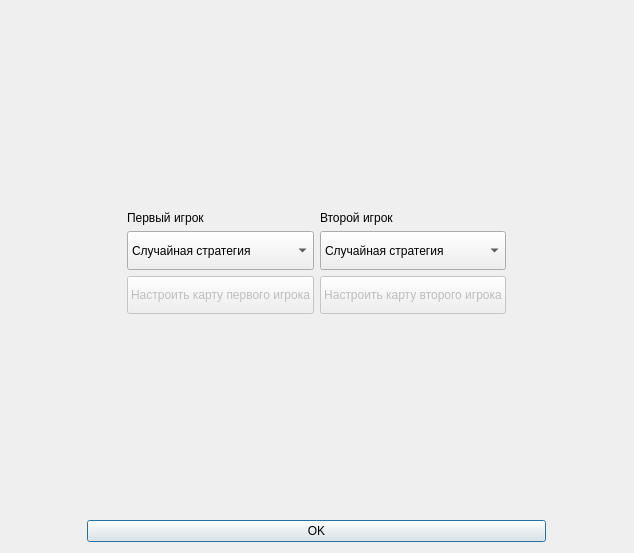
Above: Lab3/settingswindow.ui from CandyRubik/19211_Terekhin_C- before the change. Below: the same form after it.
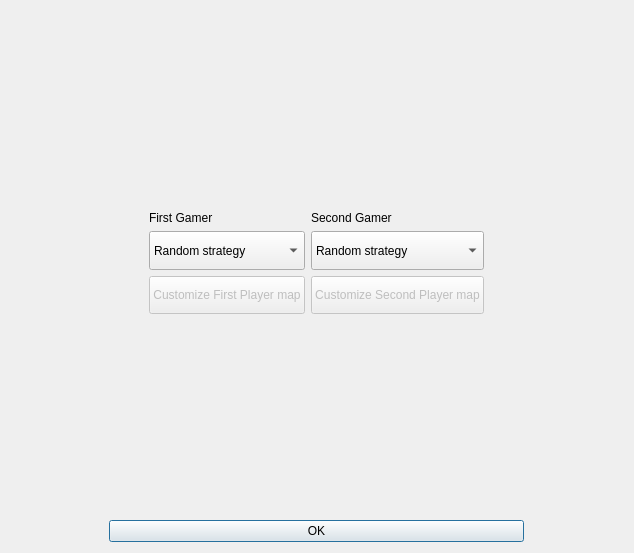
That is the form after the change.

The edit to the form file:
```diff
--- a/Lab3/settingswindow.ui
+++ b/Lab3/settingswindow.ui
@@ -105,7 +105,7 @@
         <bool>false</bool>
        </property>
        <property name="text">
-        <string>Второй игрок</string>
+        <string>Second Gamer</string>
        </property>
       </widget>
      </item>
@@ -124,7 +124,7 @@
         <enum>Qt::LeftToRight</enum>
        </property>
        <property name="text">
-        <string>Настроить карту второго игрока</string>
+        <string>Customize Second Player map</string>
        </property>
       </widget>
      </item>
@@ -140,7 +140,7 @@
         <enum>Qt::LeftToRight</enum>
        </property>
        <property name="text">
-        <string>Первый игрок</string>
+        <string>First Gamer</string>
        </property>
       </widget>
      </item>
@@ -173,17 +173,17 @@
        </property>
        <item>
         <property name="text">
-         <string>Случайная стратегия</string>
+         <string>Random strategy</string>
         </property>
        </item>
        <item>
         <property name="text">
-         <string>Пользователь</string>
+         <string>User</string>
         </property>
        </item>
        <item>
         <property name="text">
-         <string>Оптимальная стратегия</string>
+         <string>Optimal strategy</string>
         </property>
        </item>
       </widget>
@@ -219,7 +219,7 @@
         <enum>Qt::LeftToRight</enum>
        </property>
        <property name="text">
-        <string>Настроить карту первого игрока</string>
+        <string>Customize First Player map</string>
        </property>
       </widget>
      </item>
@@ -236,17 +236,17 @@
        </property>
        <item>
         <property name="text">
-         <string>Случайная стратегия</string>
+         <string>Random strategy</string>
         </property>
        </item>
        <item>
         <property name="text">
-         <string>Пользователь</string>
+         <string>User</string>
         </property>
        </item>
        <item>
         <property name="text">
-         <string>Оптимальная стратегия</string>
+         <string>Optimal strategy</string>
         </property>
        </item>
       </widget>
```
